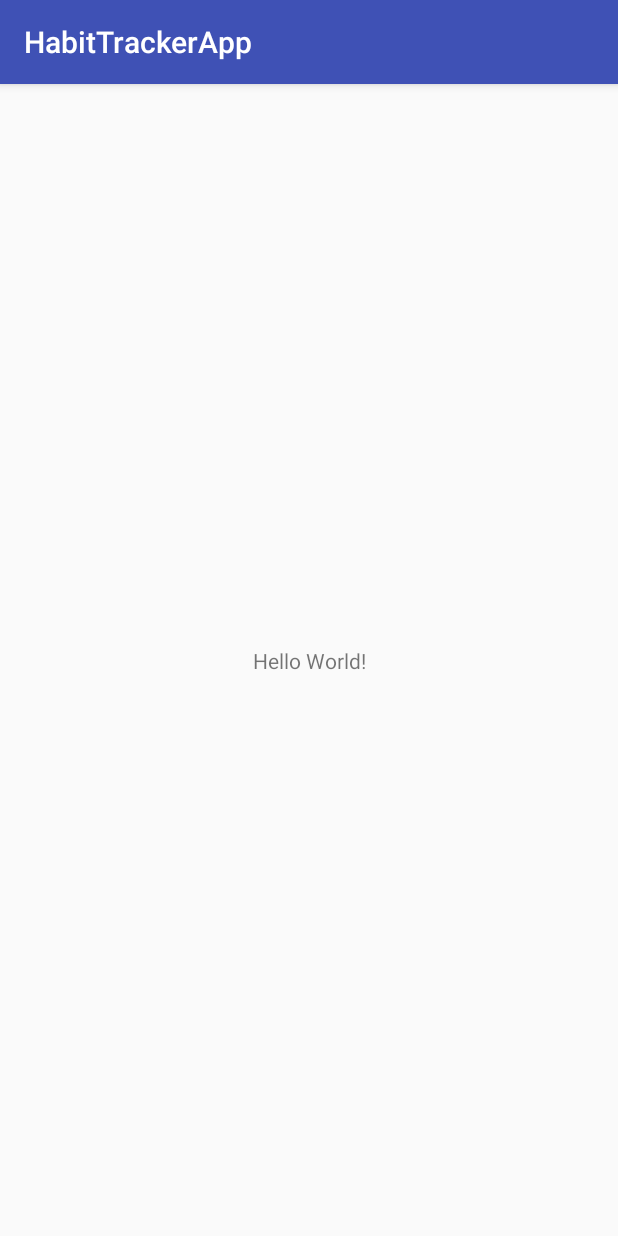
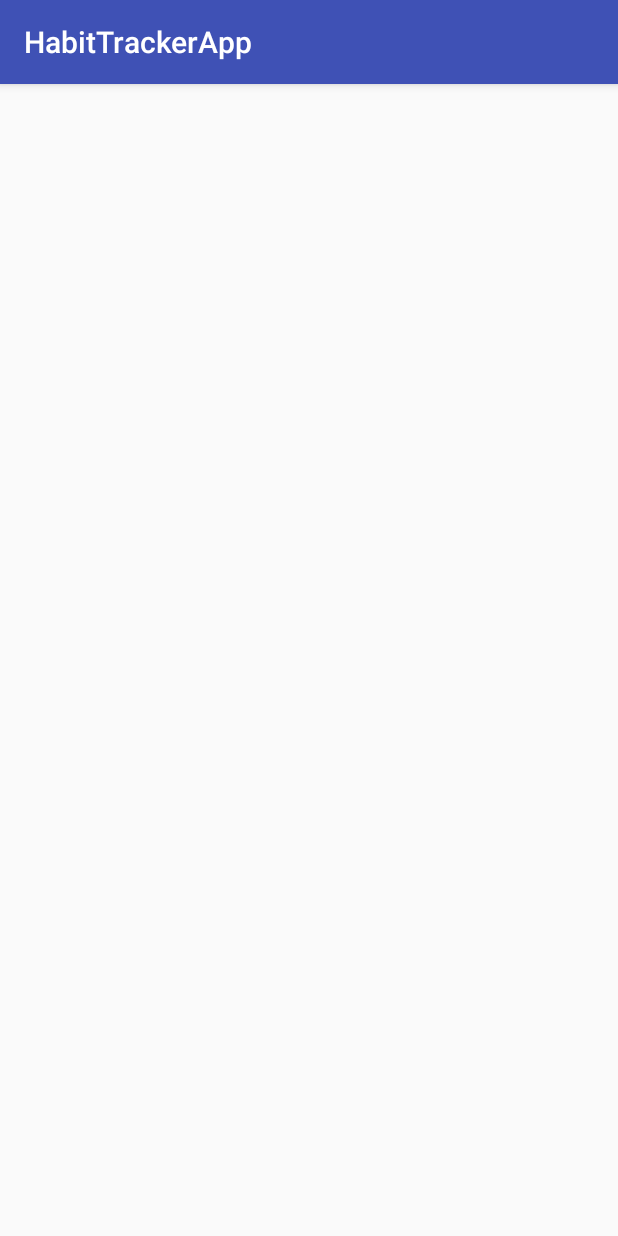
Before and after one commit to VIcuko/Android-HabitTrackerApp, an Android app: the screen it shows after launch (MainActivity), on a phone screen of 412 x 824 dp. Run offline under Robolectric (Android 15) with nearby library versions, the phone set to English and light mode, and no system bars.

Commit message:
Remove hello world text from basic layout

```diff
--- a/app/src/main/res/layout/activity_main.xml
+++ b/app/src/main/res/layout/activity_main.xml
@@ -9,7 +9,7 @@
     <TextView
         android:layout_width="wrap_content"
         android:layout_height="wrap_content"
-        android:text="Hello World!"
+        tools:text="Hello World!"
         app:layout_constraintBottom_toBottomOf="parent"
         app:layout_constraintLeft_toLeftOf="parent"
         app:layout_constraintRight_toRightOf="parent"
```
